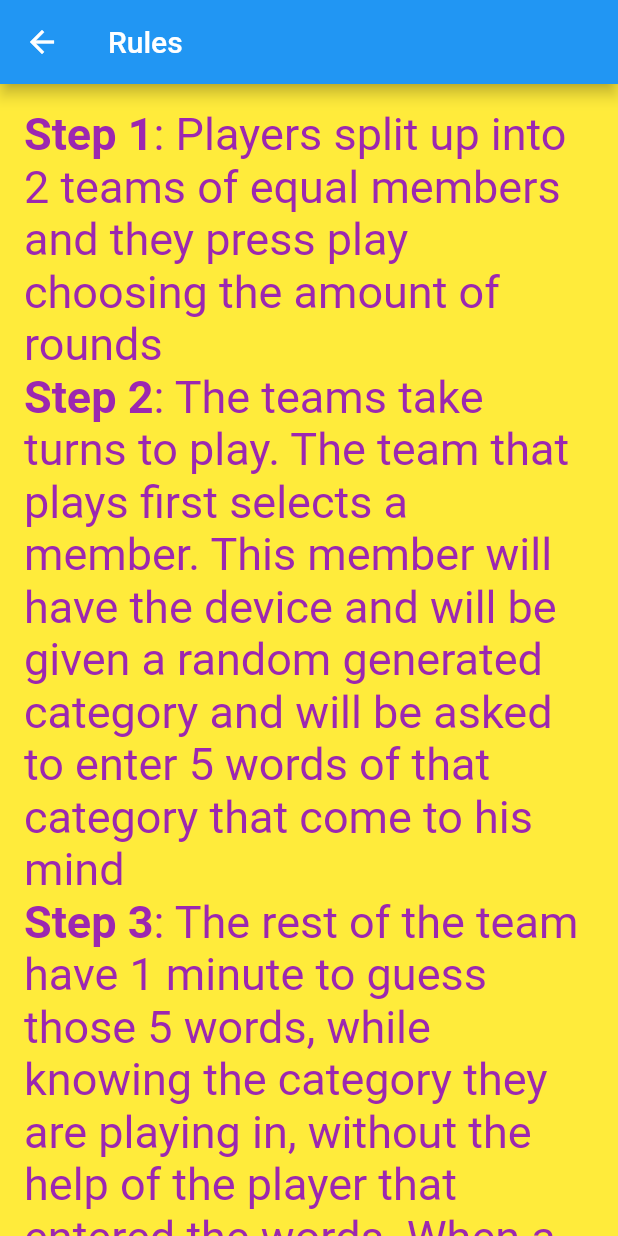
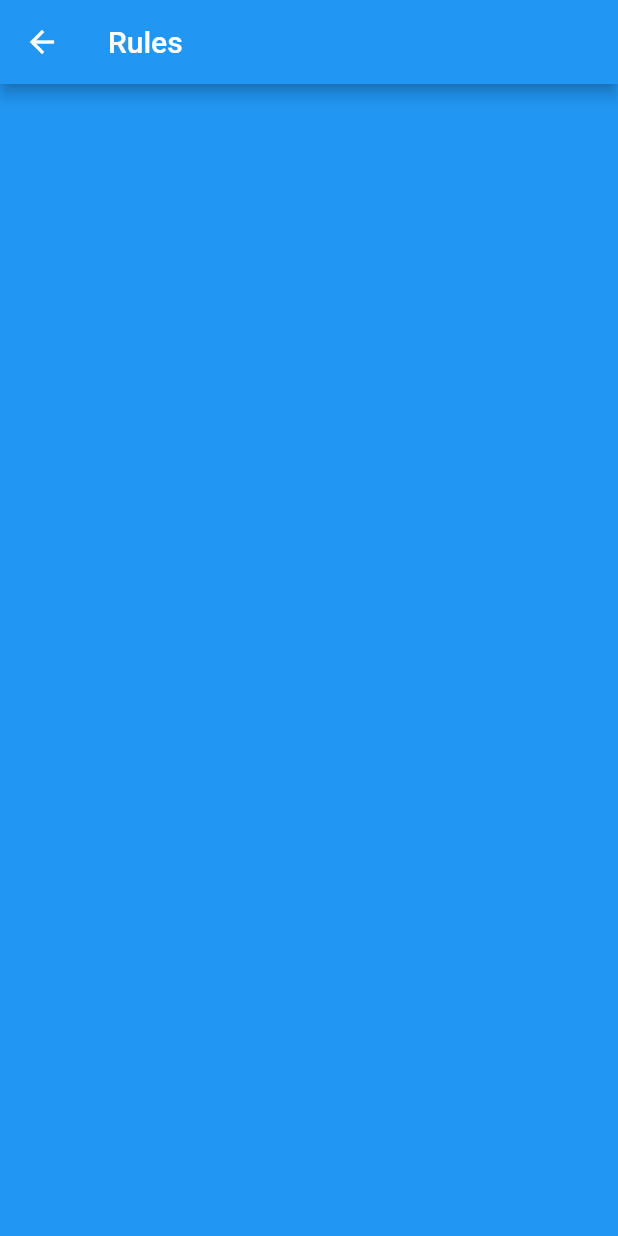
Before and after one commit to Lelik-Bolik/guessit, a Flutter app: the RulesPage screen opened directly, on a phone screen of 412 x 824 dp. Run offline on Flutter 3.47's test engine with Material 2 defaults, Android fonts, the phone set to English and light mode, and no system bars.

Commit message:
removed colours

```diff
--- a/lib/rules.dart
+++ b/lib/rules.dart
@@ -6,7 +6,7 @@ class RulesPage extends StatelessWidget {
   @override
   Widget build(BuildContext context) {
     return Scaffold(
-      backgroundColor: Colors.yellow,
+      backgroundColor: Theme.of(context).accentColor,
       appBar: AppBar(
         title: Text(title),
       ),
@@ -21,7 +21,7 @@ class RulesPage extends StatelessWidget {
                   text: TextSpan(
                     text: 'Step 1',
                     style: TextStyle(
-                      color: Colors.purple,
+                      color: Theme.of(context).accentColor,
                       fontWeight: FontWeight.bold,
                       fontSize: 30,
                     ),
@@ -40,7 +40,7 @@ class RulesPage extends StatelessWidget {
                   text: TextSpan(
                     text: 'Step 2',
                     style: TextStyle(
-                      color: Colors.purple,
+                      color: Theme.of(context).accentColor,
                       fontWeight: FontWeight.bold,
                       fontSize: 30,
                     ),
@@ -59,7 +59,7 @@ class RulesPage extends StatelessWidget {
                   text: TextSpan(
                     text: 'Step 3',
                     style: TextStyle(
-                      color: Colors.purple,
+                      color: Theme.of(context).accentColor,
                       fontWeight: FontWeight.bold,
                       fontSize: 30,
                     ),
@@ -78,7 +78,7 @@ class RulesPage extends StatelessWidget {
                   text: TextSpan(
                     text: 'Winner is ',
                     style: TextStyle(
-                      color: Colors.purple,
+                      color: Theme.of(context).accentColor,
                       fontWeight: FontWeight.bold,
                       fontSize: 30,
                     ),
```
